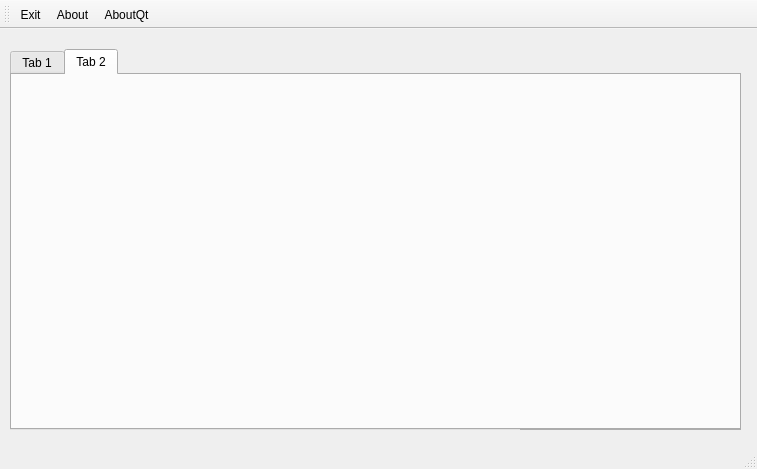
The window that test1/test1.ui (mekatronik-achmadi/hilmi-app) describes before a commit, drawn with Qt 5.
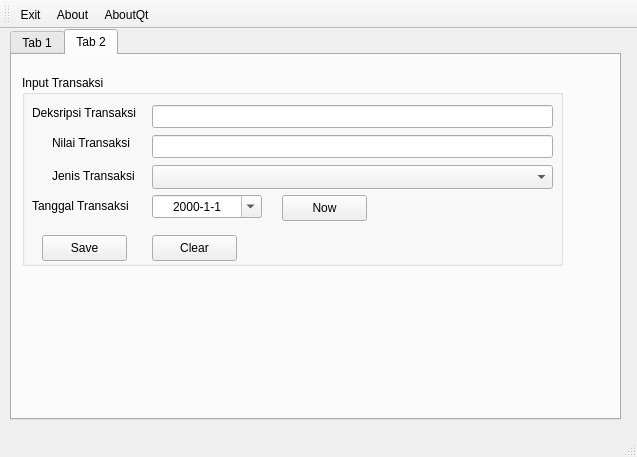
The same window after the commit. The open tabs and pages were chosen to show the change.

```diff
--- a/test1/test1.ui
+++ b/test1/test1.ui
@@ -6,8 +6,8 @@
    <rect>
     <x>0</x>
     <y>0</y>
-    <width>757</width>
-    <height>469</height>
+    <width>637</width>
+    <height>457</height>
    </rect>
   </property>
   <property name="sizePolicy">
@@ -21,12 +21,15 @@
   </property>
   <widget class="QWidget" name="centralWidget">
    <widget class="QTabWidget" name="tabMain">
+    <property name="enabled">
+     <bool>true</bool>
+    </property>
     <property name="geometry">
      <rect>
       <x>10</x>
-      <y>20</y>
-      <width>731</width>
-      <height>381</height>
+      <y>0</y>
+      <width>611</width>
+      <height>391</height>
      </rect>
     </property>
     <property name="currentIndex">
@@ -135,13 +138,184 @@
      <attribute name="title">
       <string>Tab 2</string>
      </attribute>
+     <widget class="QGroupBox" name="grpInput">
+      <property name="geometry">
+       <rect>
+        <x>10</x>
+        <y>20</y>
+        <width>541</width>
+        <height>191</height>
+       </rect>
+      </property>
+      <property name="title">
+       <string>Input Transaksi</string>
+      </property>
+      <widget class="QLabel" name="label">
+       <property name="geometry">
+        <rect>
+         <x>10</x>
+         <y>30</y>
+         <width>121</width>
+         <height>16</height>
+        </rect>
+       </property>
+       <property name="text">
+        <string>Deksripsi Transaksi</string>
+       </property>
+      </widget>
+      <widget class="QLineEdit" name="txtTrsDeskrip">
+       <property name="geometry">
+        <rect>
+         <x>130</x>
+         <y>30</y>
+         <width>401</width>
+         <height>23</height>
+        </rect>
+       </property>
+       <property name="maxLength">
+        <number>32</number>
+       </property>
+      </widget>
+      <widget class="QComboBox" name="cmbTrsJenis">
+       <property name="geometry">
+        <rect>
+         <x>130</x>
+         <y>90</y>
+         <width>401</width>
+         <height>24</height>
+        </rect>
+       </property>
+      </widget>
+      <widget class="QLabel" name="label_2">
+       <property name="geometry">
+        <rect>
+         <x>30</x>
+         <y>90</y>
+         <width>101</width>
+         <height>21</height>
+        </rect>
+       </property>
+       <property name="text">
+        <string>Jenis Transaksi</string>
+       </property>
+      </widget>
+      <widget class="QLabel" name="label_3">
+       <property name="geometry">
+        <rect>
+         <x>30</x>
+         <y>60</y>
+         <width>121</width>
+         <height>16</height>
+        </rect>
+       </property>
+       <property name="text">
+        <string>Nilai Transaksi</string>
+       </property>
+      </widget>
+      <widget class="QLineEdit" name="txtTrsNilai">
+       <property name="geometry">
+        <rect>
+         <x>130</x>
+         <y>60</y>
+         <width>401</width>
+         <height>23</height>
+        </rect>
+       </property>
+       <property name="inputMethodHints">
+        <set>Qt::ImhDigitsOnly|Qt::ImhFormattedNumbersOnly|Qt::ImhPreferNumbers</set>
+       </property>
+       <property name="text">
+        <string/>
+       </property>
+       <property name="maxLength">
+        <number>32</number>
+       </property>
+      </widget>
+      <widget class="QDateEdit" name="dateTrsTanggal">
+       <property name="geometry">
+        <rect>
+         <x>130</x>
+         <y>120</y>
+         <width>110</width>
+         <height>23</height>
+        </rect>
+       </property>
+       <property name="alignment">
+        <set>Qt::AlignCenter</set>
+       </property>
+       <property name="readOnly">
+        <bool>false</bool>
+       </property>
+       <property name="showGroupSeparator" stdset="0">
+        <bool>false</bool>
+       </property>
+       <property name="displayFormat">
+        <string>yyyy-M-d</string>
+       </property>
+       <property name="calendarPopup">
+        <bool>true</bool>
+       </property>
+      </widget>
+      <widget class="QLabel" name="label_4">
+       <property name="geometry">
+        <rect>
+         <x>10</x>
+         <y>120</y>
+         <width>101</width>
+         <height>21</height>
+        </rect>
+       </property>
+       <property name="text">
+        <string>Tanggal Transaksi</string>
+       </property>
+      </widget>
+      <widget class="QPushButton" name="btnTrsSave">
+       <property name="geometry">
+        <rect>
+         <x>20</x>
+         <y>160</y>
+         <width>85</width>
+         <height>26</height>
+        </rect>
+       </property>
+       <property name="text">
+        <string>Save</string>
+       </property>
+      </widget>
+      <widget class="QPushButton" name="btnTrsClear">
+       <property name="geometry">
+        <rect>
+         <x>130</x>
+         <y>160</y>
+         <width>85</width>
+         <height>26</height>
+        </rect>
+       </property>
+       <property name="text">
+        <string>Clear</string>
+       </property>
+      </widget>
+      <widget class="QPushButton" name="btnTrsNow">
+       <property name="geometry">
+        <rect>
+         <x>260</x>
+         <y>120</y>
+         <width>85</width>
+         <height>26</height>
+        </rect>
+       </property>
+       <property name="text">
+        <string>Now</string>
+       </property>
+      </widget>
+     </widget>
     </widget>
    </widget>
    <widget class="QPlainTextEdit" name="txtSqlOutput">
     <property name="geometry">
      <rect>
-      <x>520</x>
-      <y>50</y>
+      <x>400</x>
+      <y>30</y>
       <width>221</width>
       <height>351</height>
      </rect>
```
Left out of the diff: 85 changed lines with no effect on the pictures.
